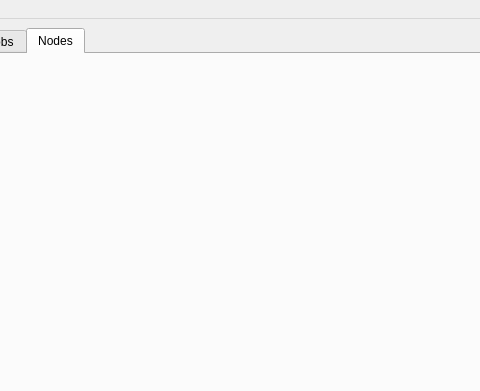
Qt form src/pyluxcoretools/pyluxcoretools/pyluxcorenetconsole/mainwindow.ui (LuxCoreRender/LuxCore) before a commit; both pictures show x 160 to 640 and y 0 to 391 of the 800 by 800 pixel window.
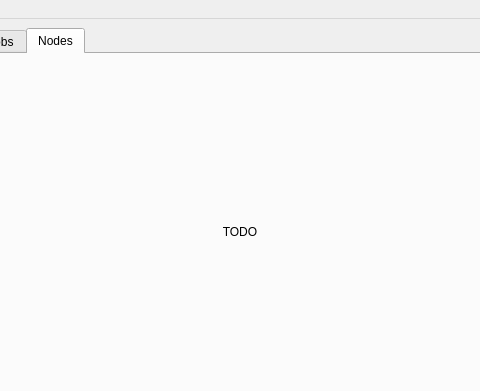
The same form after that commit. The open tabs and pages were chosen to show the change.

Commit message: pyluxcoreconsoleui first working queued jobs tab

Diff of the .ui file:
```diff
--- a/src/pyluxcoretools/pyluxcoretools/pyluxcorenetconsole/mainwindow.ui
+++ b/src/pyluxcoretools/pyluxcoretools/pyluxcorenetconsole/mainwindow.ui
@@ -349,7 +349,18 @@
        <attribute name="title">
         <string>Nodes</string>
        </attribute>
-       <layout class="QGridLayout" name="gridLayout_3"/>
+       <layout class="QGridLayout" name="gridLayout_3">
+        <item row="0" column="0">
+         <widget class="QLabel" name="label_10">
+          <property name="text">
+           <string>TODO</string>
+          </property>
+          <property name="alignment">
+           <set>Qt::AlignCenter</set>
+          </property>
+         </widget>
+        </item>
+       </layout>
       </widget>
      </widget>
     </item>
```
Left out of the diff: 6 changed lines with no effect on the pictures. The commit also changes 3 other files.
